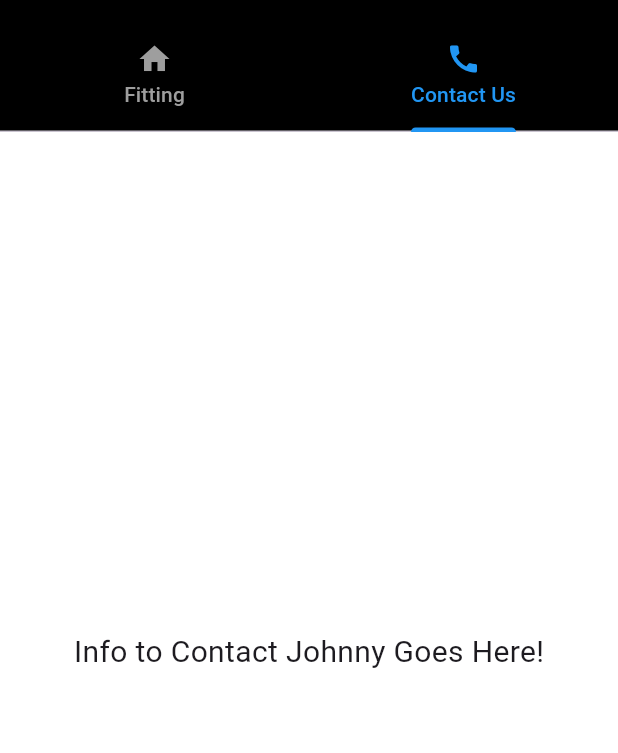
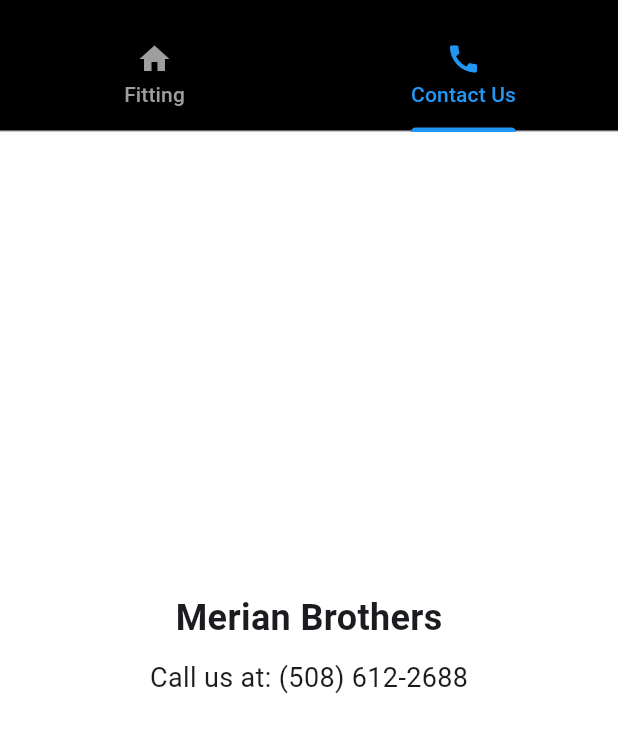
Before and after one commit to CarlosLG5/VirtualFittingRoom, a Flutter app: the screen it shows after launch, tab 2 chosen, on a phone screen of 412 x 824 dp, the part 63-816 px from its top. Run offline on Flutter 3.47's test engine with Material 3 defaults, Android fonts, the phone set to English and light mode, and no system bars; our stand-ins replace image_picker.

Commit message:
Updated Contact Screen
Added text to contact screen and edited the pubspec.yaml and AndroidManifest.xml to allow for internet access and url launching

```diff
--- a/lib/contact.dart
+++ b/lib/contact.dart
@@ -1,12 +1,41 @@
 import 'package:flutter/material.dart';
+import 'package:url_launcher/url_launcher.dart'; //for url launching, change dependencies in pubspec.yaml as well
 
 class ContactScreen extends StatelessWidget{
   const ContactScreen({super.key});
 
+  /*this is used to launch the url if pressed. go into the AndroidManifest xml to add internet permissions
+  void _launchURL(Uri url) async{
+    if(await canLaunchUrl(url)){
+      await launchUrl(url);
+    }else{
+      throw 'Unable to launch $url';
+    }
+  }
+  */
+
   @override
   Widget build(BuildContext context){
-    return Center(
-      child: Text('Info to Contact Johnny Goes Here!', style: TextStyle(fontSize: 20)),
+    return Scaffold(
+      body: Center(
+        child: Padding(
+          padding: const EdgeInsets.all(20.0),
+          child: Column(
+            mainAxisAlignment: MainAxisAlignment.center,
+            children: <Widget>[
+              Text('Merian Brothers', style: TextStyle(fontSize: 24, fontWeight: FontWeight.bold)),
+              SizedBox(height: 10),
+              Text('Call us at: (508) 612-2688', style: TextStyle(fontSize: 18)),
+              SizedBox(height: 10),
+              //GestureDetector(
+                //onTap: () => _launchURL(Uri.parse('https://www.merianbrothers.com/')),
+                //child: Text('Check out our Website!', style: TextStyle(fontSize: 18, color: Colors.blue, decoration: TextDecoration.underline)),
+              //),
+            ],
+          ),
+        ),
+      ),
+      backgroundColor: Colors.white,
     );
   }
 }
--- a/pubspec.yaml
+++ b/pubspec.yaml
@@ -14,7 +14,8 @@
 
   english_words: ^4.0.0
   provider: ^6.1.2
-  image_picker: ^0.8.5+3 #this is for image use
+  image_picker: ^1.1.2 #this is for image use
+  url_launcher: ^6.0.12 #for url launching
 
 dev_dependencies:
   flutter_test:
```
Also changed, not shown: pubspec.lock, 6 other files.
